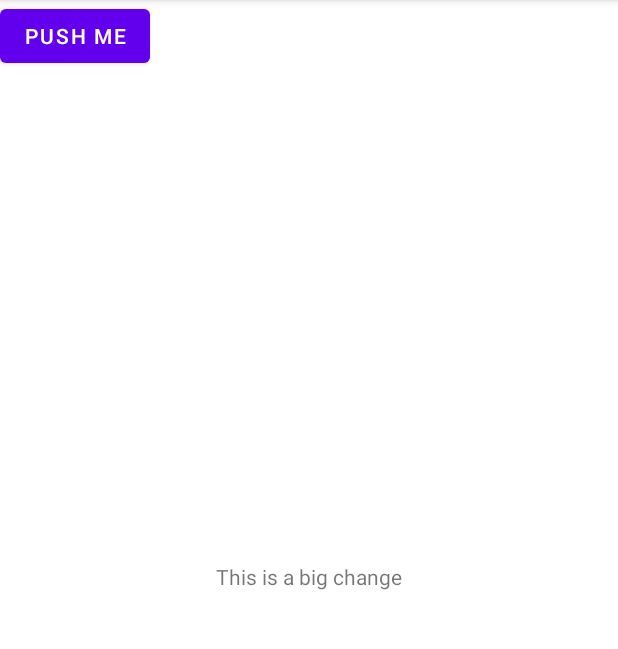
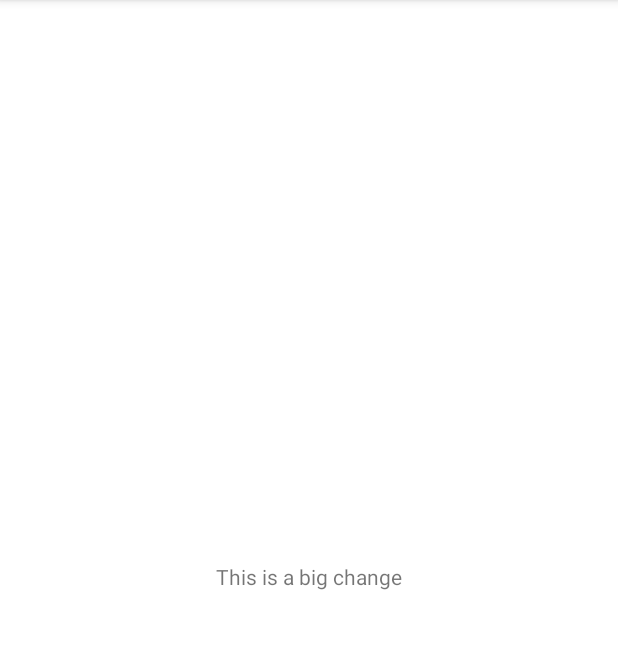
Before and after one commit to sushibutt/OTPR, an Android app: the screen it shows after launch (MainActivity), on a phone screen of 412 x 824 dp, the part 84-733 px from its top. Run offline under Robolectric (Android 15) with nearby library versions, the phone set to English and light mode, and no system bars.

Commit message:
layout change

```diff
--- a/app/src/main/res/layout/activity_main.xml
+++ b/app/src/main/res/layout/activity_main.xml
@@ -15,9 +15,4 @@
         app:layout_constraintStart_toStartOf="parent"
         app:layout_constraintTop_toTopOf="parent" />
 
-    <Button
-        android:layout_width="wrap_content"
-        android:layout_height="wrap_content"
-        android:text="Push me"/>
-
 </androidx.constraintlayout.widget.ConstraintLayout>
```
